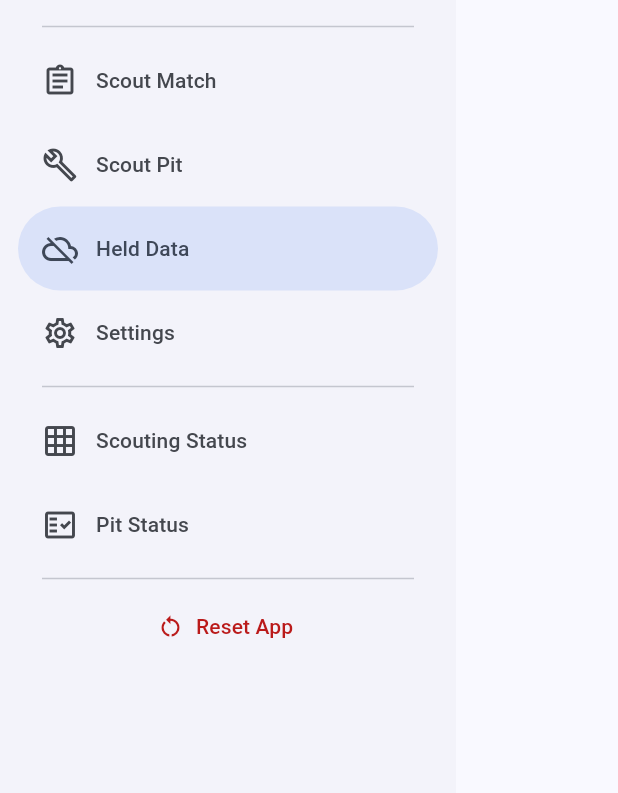
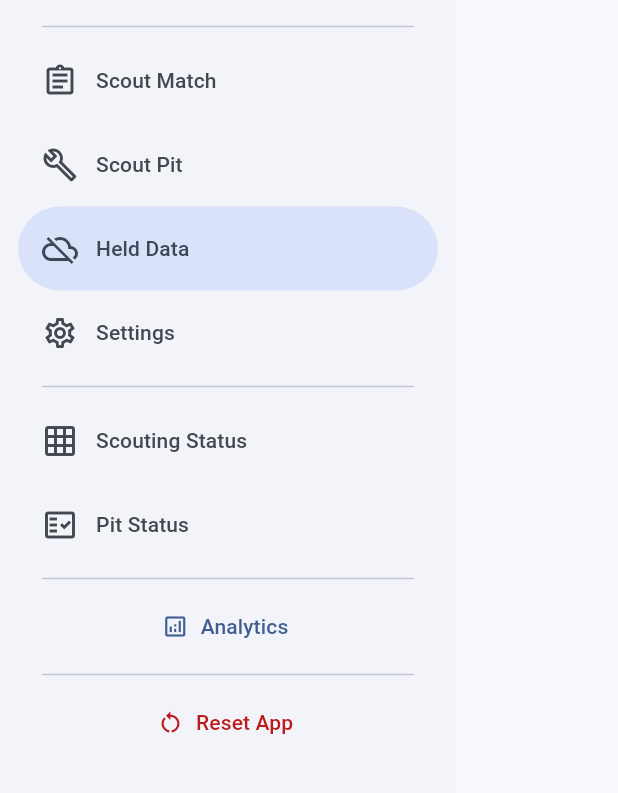
Before and after one commit to justinb4003/RebuiltScouting, a Flutter app: the NavDrawer widget shown alone on an empty page, opened directly, on a phone screen of 412 x 824 dp, the part 68-861 px from its top. Run offline on Flutter 3.47's test engine with Material 3 defaults, Android fonts, the phone set to English and light mode, and no system bars; our stand-ins replace confetti, image_picker, shared_preferences; accounts and stored records are empty; network calls fail.

Commit message:
Add Analytics link to nav drawer
Opens https://frcscout.streamlit.app with event_key and secret_key
query params from current settings.

Co-Authored-By: Claude Opus 4.6 (1M context) <noreply@anthropic.com>

```diff
--- a/lib/widgets/nav_drawer.dart
+++ b/lib/widgets/nav_drawer.dart
@@ -1,5 +1,6 @@
 import 'package:flutter/material.dart';
 import 'package:provider/provider.dart';
+import 'package:url_launcher/url_launcher.dart';
 import '../providers/app_state_provider.dart';
 
 class NavDrawer extends StatelessWidget {
@@ -11,7 +12,9 @@ class NavDrawer extends StatelessWidget {
 
   @override
   Widget build(BuildContext context) {
-    final heldCount = context.watch<AppStateProvider>().heldDataCount;
+    final appState = context.watch<AppStateProvider>();
+    final heldCount = appState.heldDataCount;
+    final settings = appState.settings;
 
     return NavigationDrawer(
       selectedIndex: selectedIndex,
@@ -71,6 +74,25 @@ class NavDrawer extends StatelessWidget {
         Padding(
           padding: const EdgeInsets.symmetric(horizontal: 28),
           child: TextButton.icon(
+            onPressed: () {
+              final uri = Uri.parse('https://frcscout.streamlit.app').replace(
+                queryParameters: {
+                  if (settings.selectedEventKey != null)
+                    'event_key': settings.selectedEventKey!,
+                  if (settings.secretTeamKey.isNotEmpty)
+                    'secret_key': settings.secretTeamKey,
+                },
+              );
+              launchUrl(uri, mode: LaunchMode.externalApplication);
+            },
+            icon: const Icon(Icons.analytics_outlined),
+            label: const Text('Analytics'),
+          ),
+        ),
+        const Divider(indent: 28, endIndent: 28),
+        Padding(
+          padding: const EdgeInsets.symmetric(horizontal: 28),
+          child: TextButton.icon(
             onPressed: () async {
               final confirmed = await showDialog<bool>(
                 context: context,
--- a/pubspec.yaml
+++ b/pubspec.yaml
@@ -37,6 +37,7 @@ dependencies:
   image_picker: ^1.2.1
   uuid: ^4.5.2
   confetti: ^0.8.0
+  url_launcher: ^6.3.2
 
 dev_dependencies:
   flutter_test:
```
Also changed, not shown: pubspec.lock.
